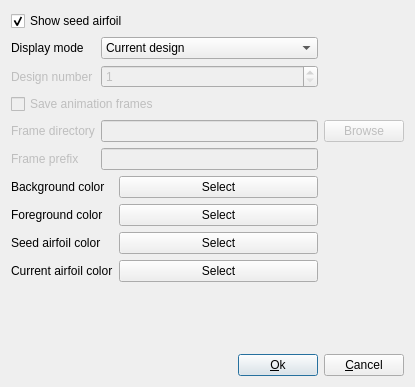
Before: the Qt Designer form ui/plotsettings.ui in montagdude/Xoptfoil, drawn with Qt 5.
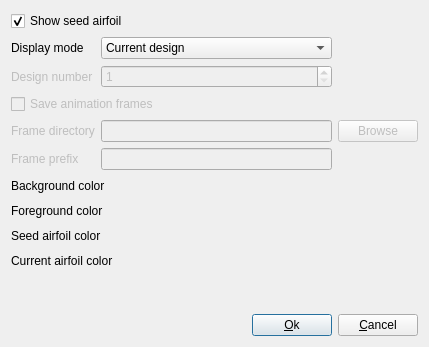
After: the same form once the commit is applied.

Commit message: Display color on plotsettings buttons

Patch:
```diff
--- a/ui/plotsettings.ui
+++ b/ui/plotsettings.ui
@@ -6,8 +6,8 @@
    <rect>
     <x>0</x>
     <y>0</y>
-    <width>415</width>
-    <height>387</height>
+    <width>429</width>
+    <height>347</height>
    </rect>
   </property>
   <property name="windowTitle">
@@ -133,19 +133,6 @@
        </property>
       </widget>
      </item>
-     <item row="6" column="2">
-      <widget class="QPushButton" name="bgColorButton">
-       <property name="sizePolicy">
-        <sizepolicy hsizetype="Expanding" vsizetype="Fixed">
-         <horstretch>0</horstretch>
-         <verstretch>0</verstretch>
-        </sizepolicy>
-       </property>
-       <property name="text">
-        <string>Select</string>
-       </property>
-      </widget>
-     </item>
      <item row="7" column="0" colspan="2">
       <widget class="QLabel" name="label_3">
        <property name="text">
@@ -153,19 +140,6 @@
        </property>
       </widget>
      </item>
-     <item row="7" column="2">
-      <widget class="QPushButton" name="fgColorButton">
-       <property name="sizePolicy">
-        <sizepolicy hsizetype="Expanding" vsizetype="Fixed">
-         <horstretch>0</horstretch>
-         <verstretch>0</verstretch>
-        </sizepolicy>
-       </property>
-       <property name="text">
-        <string>Select</string>
-       </property>
-      </widget>
-     </item>
      <item row="8" column="0" colspan="2">
       <widget class="QLabel" name="label_4">
        <property name="text">
@@ -173,19 +147,6 @@
        </property>
       </widget>
      </item>
-     <item row="8" column="2">
-      <widget class="QPushButton" name="seedColorButton">
-       <property name="sizePolicy">
-        <sizepolicy hsizetype="Expanding" vsizetype="Fixed">
-         <horstretch>0</horstretch>
-         <verstretch>0</verstretch>
-        </sizepolicy>
-       </property>
-       <property name="text">
-        <string>Select</string>
-       </property>
-      </widget>
-     </item>
      <item row="9" column="0" colspan="2">
       <widget class="QLabel" name="label_5">
        <property name="text">
@@ -193,16 +154,67 @@
        </property>
       </widget>
      </item>
+     <item row="6" column="2">
+      <widget class="QToolButton" name="bgColorButton">
+       <property name="sizePolicy">
+        <sizepolicy hsizetype="Expanding" vsizetype="Fixed">
+         <horstretch>0</horstretch>
+         <verstretch>0</verstretch>
+        </sizepolicy>
+       </property>
+       <property name="styleSheet">
+        <string notr="true">border: 0px;</string>
+       </property>
+       <property name="text">
+        <string/>
+       </property>
+      </widget>
+     </item>
+     <item row="7" column="2">
+      <widget class="QToolButton" name="fgColorButton">
+       <property name="sizePolicy">
+        <sizepolicy hsizetype="Expanding" vsizetype="Fixed">
+         <horstretch>0</horstretch>
+         <verstretch>0</verstretch>
+        </sizepolicy>
+       </property>
+       <property name="styleSheet">
+        <string notr="true">border: 0px;</string>
+       </property>
+       <property name="text">
+        <string/>
+       </property>
+      </widget>
+     </item>
+     <item row="8" column="2">
+      <widget class="QToolButton" name="seedColorButton">
+       <property name="sizePolicy">
+        <sizepolicy hsizetype="Expanding" vsizetype="Fixed">
+         <horstretch>0</horstretch>
+         <verstretch>0</verstretch>
+        </sizepolicy>
+       </property>
+       <property name="styleSheet">
+        <string notr="true">border: 0px;</string>
+       </property>
+       <property name="text">
+        <string/>
+       </property>
+      </widget>
+     </item>
      <item row="9" column="2">
-      <widget class="QPushButton" name="currentColorButton">
+      <widget class="QToolButton" name="currentColorButton">
        <property name="sizePolicy">
         <sizepolicy hsizetype="Expanding" vsizetype="Fixed">
          <horstretch>0</horstretch>
          <verstretch>0</verstretch>
         </sizepolicy>
        </property>
+       <property name="styleSheet">
+        <string notr="true">border: 0px;</string>
+       </property>
        <property name="text">
-        <string>Select</string>
+        <string/>
        </property>
       </widget>
      </item>
```
The commit also changes 1 other file.
